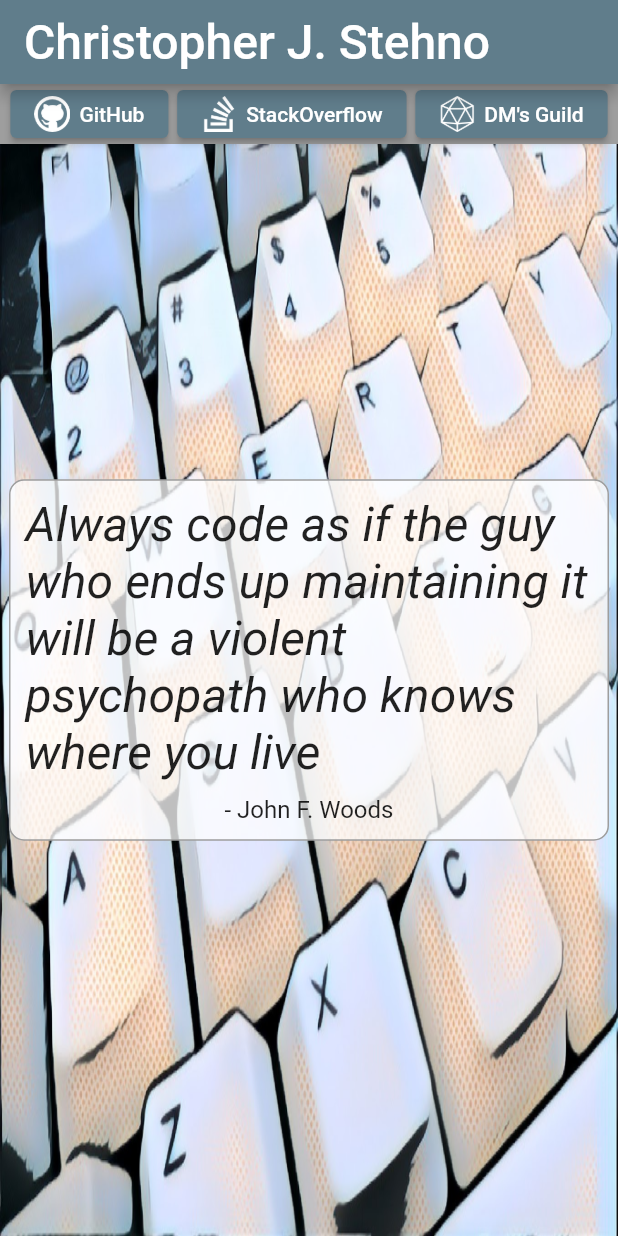
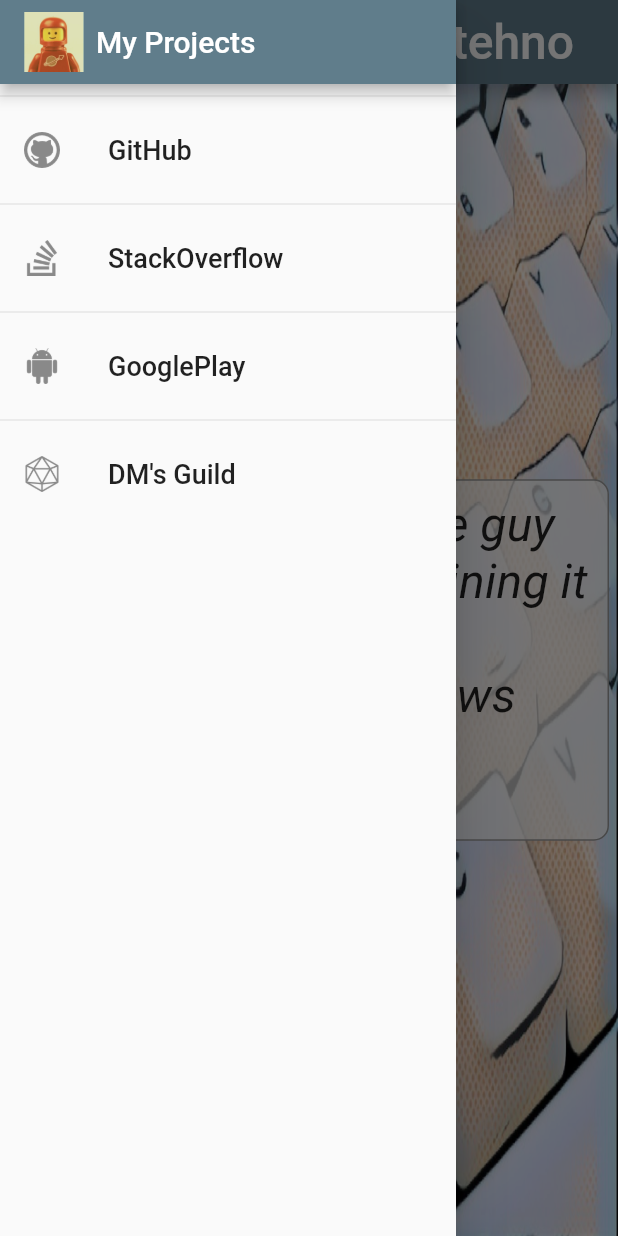
Before and after one commit to cjstehno/website, a Flutter app: the screen it shows after launch, with the side drawer open (before the commit the screen has no drawer), on a phone screen of 412 x 824 dp. Run offline on Flutter 3.47's test engine with Material 2 defaults, Android fonts, the phone set to English and light mode, and no system bars; our stand-ins replace google_fonts; Roboto replaces fonts that are missing (Neucha).

Commit message:
Refactored narrow behavior into drawer and added android link

```diff
--- a/lib/home_page.dart
+++ b/lib/home_page.dart
@@ -1,6 +1,7 @@
 import 'package:flutter/material.dart';
 import 'package:flutter/rendering.dart';
 import 'package:google_fonts/google_fonts.dart';
+import 'package:website/menu_drawer.dart';
 import 'package:website/web_button.dart';
 
 class HomePage extends StatelessWidget {
@@ -22,6 +23,11 @@ class HomePage extends StatelessWidget {
         url: 'https://stackoverflow.com/users/135294/cjstehno',
       ),
       WebButton(
+        label: 'GooglePlay',
+        imagePath: 'assets/images/android-logo.png',
+        url: 'https://play.google.com/store/apps/dev?id=6377487208969975676',
+      ),
+      WebButton(
         label: "DM's Guild",
         imagePath: 'assets/images/icosahedron.png',
         url:
@@ -37,6 +43,7 @@ class HomePage extends StatelessWidget {
         ),
         actions: !narrow ? buttons : [],
       ),
+      drawer: narrow ? const MenuDrawer() : null,
       body: Stack(
         children: [
           SizedBox(
@@ -47,18 +54,6 @@ class HomePage extends StatelessWidget {
               fit: BoxFit.fill,
             ),
           ),
-          if (narrow)
-            Container(
-              padding: const EdgeInsets.all(4),
-              color: Colors.grey,
-              alignment: Alignment.topCenter,
-              width: double.infinity,
-              height: 40,
-              child: Row(
-                mainAxisAlignment: MainAxisAlignment.spaceAround,
-                children: buttons,
-              ),
-            ),
           Center(
             child: Column(
               mainAxisAlignment: MainAxisAlignment.center,
--- /dev/null
+++ b/lib/menu_drawer.dart
@@ -0,0 +1,83 @@
+import 'package:flutter/material.dart';
+import 'package:url_launcher/url_launcher.dart';
+
+class MenuDrawer extends StatelessWidget {
+  const MenuDrawer({Key? key}) : super(key: key);
+
+  @override
+  Widget build(BuildContext context) {
+    return Drawer(
+      child: Column(
+        children: [
+          AppBar(
+            title: Row(
+              children: [
+                const Image(
+                  image: AssetImage('assets/images/store-dev-icon.jpg'),
+                  width: 40,
+                ),
+                Container(
+                  child: const Text('My Projects'),
+                  margin: const EdgeInsets.only(left: 8),
+                ),
+              ],
+            ),
+            automaticallyImplyLeading: false,
+          ),
+          const Divider(),
+          const DrawerButton(
+            label: 'GitHub',
+            imagePath: 'assets/images/github.png',
+            url: 'https://github.com/cjstehno',
+          ),
+          const Divider(),
+          const DrawerButton(
+            label: 'StackOverflow',
+            imagePath: 'assets/images/stack-overflow.png',
+            url: 'https://stackoverflow.com/users/135294/cjstehno',
+          ),
+          const Divider(),
+          const DrawerButton(
+            label: 'GooglePlay',
+            imagePath: 'assets/images/android-logo.png',
+            url:
+                'https://play.google.com/store/apps/dev?id=6377487208969975676',
+          ),
+          const Divider(),
+          const DrawerButton(
+            label: "DM's Guild",
+            imagePath: 'assets/images/icosahedron.png',
+            url:
+                'https://www.dmsguild.com/browse.php?author=Christopher%20J.%20Stehno',
+          ),
+        ],
+      ),
+    );
+  }
+}
+
+class DrawerButton extends StatelessWidget {
+  final String imagePath;
+  final String label;
+  final String url;
+
+  const DrawerButton({
+    required this.label,
+    required this.imagePath,
+    required this.url,
+  });
+
+  @override
+  Widget build(final BuildContext context) {
+    return ListTile(
+      leading: ImageIcon(AssetImage(imagePath)),
+      title: Text(
+        label,
+        style: const TextStyle(fontSize: 18),
+      ),
+      onTap: () async {
+        await launch(url);
+      },
+    );
+  }
+}
--- a/pubspec.yaml
+++ b/pubspec.yaml
@@ -2,7 +2,7 @@ name: website
 description: A new Flutter project.
 
 publish_to: 'none' # Remove this line if you wish to publish to pub.dev
-version: 1.0.0+1
+version: 1.1.0+2
 
 environment:
   sdk: ">=2.12.0 <3.0.0"
```
Also changed, not shown: assets/images/android-logo.png (added), assets/images/store-dev-icon.jpg (added), pubspec.lock, 1 other file.
